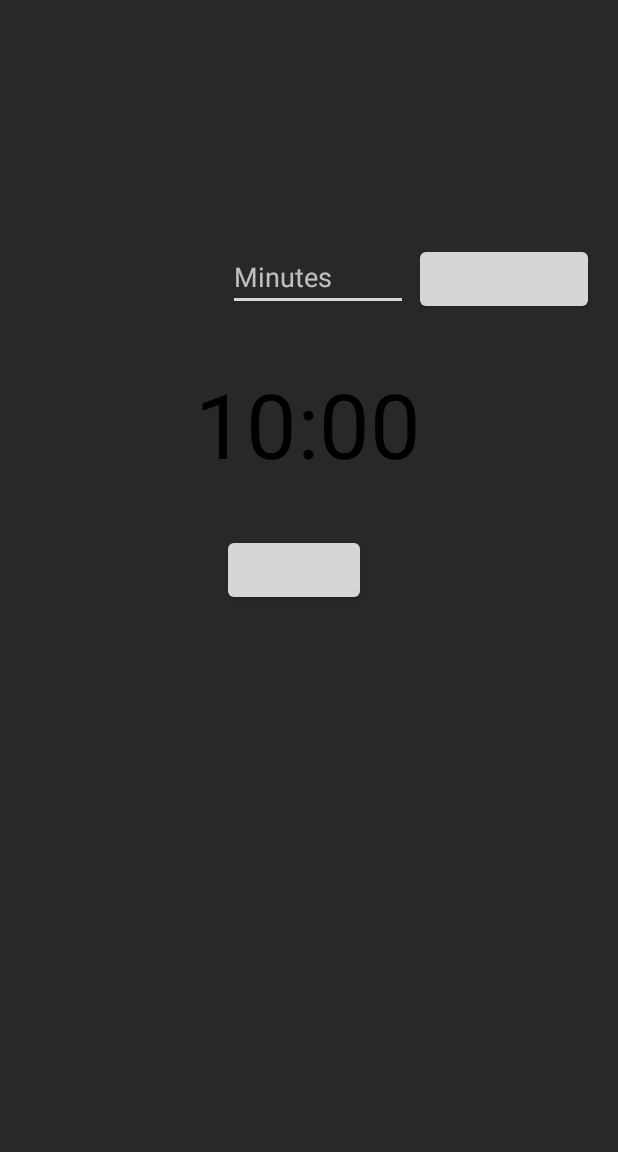
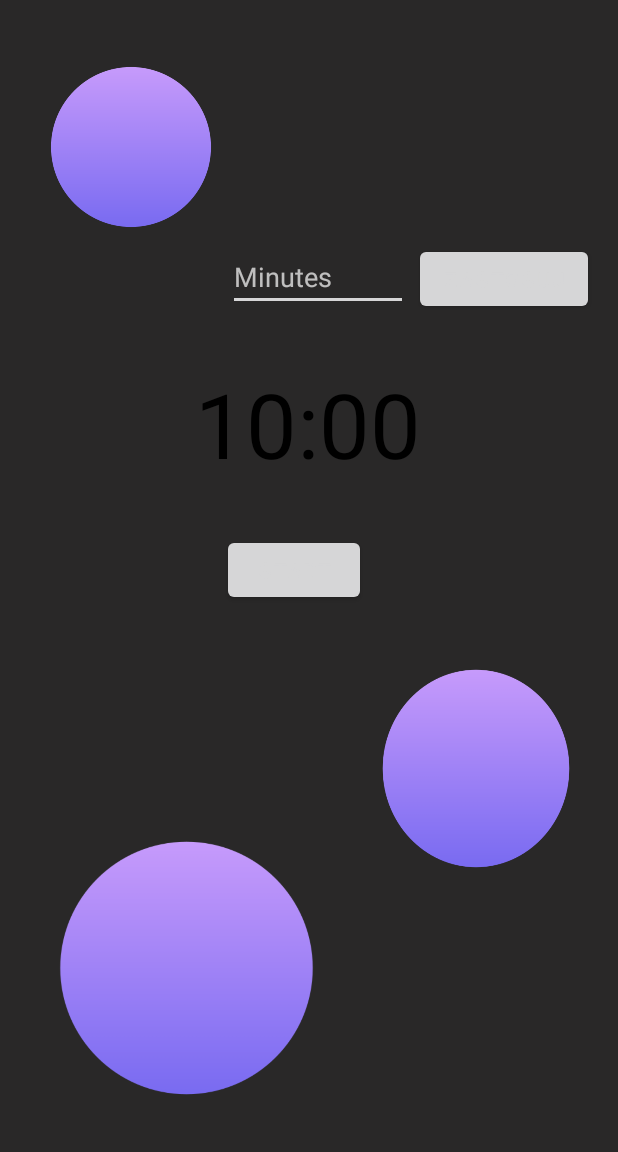
Before and after one commit to kk11218/Aplikacja-Survivalowa, an Android app: the Tajmer screen opened directly, with no data from a screen before it, on a phone screen of 412 x 824 dp, the part 84-1236 px from its top. Run offline under Robolectric (Android 15) with nearby library versions, the phone set to English and light mode, and no system bars.

Commit message:
tajmer 1.2

```diff
--- a/app/src/main/res/layout/activity_tajmer.xml
+++ b/app/src/main/res/layout/activity_tajmer.xml
@@ -80,4 +80,38 @@
         app:layout_constraintStart_toEndOf="@+id/button_start_pause"
         tools:visibility="visible" />
 
+    <ImageView
+        android:id="@+id/imageView2"
+        android:layout_width="149dp"
+        android:layout_height="158dp"
+        android:layout_marginEnd="20dp"
+        android:scaleType="fitXY"
+        app:layout_constraintBottom_toBottomOf="parent"
+        app:layout_constraintEnd_toEndOf="parent"
+        app:layout_constraintTop_toTopOf="parent"
+        app:layout_constraintVertical_bias="0.71"
+        app:srcCompat="@drawable/round" />
+
+    <ImageView
+        android:id="@+id/imageView3"
+        android:layout_width="128dp"
+        android:layout_height="137dp"
+        app:layout_constraintBottom_toBottomOf="parent"
+        app:layout_constraintEnd_toEndOf="parent"
+        app:layout_constraintHorizontal_bias="0.081"
+        app:layout_constraintStart_toStartOf="parent"
+        app:layout_constraintTop_toTopOf="parent"
+        app:layout_constraintVertical_bias="0.047"
+        app:srcCompat="@drawable/round" />
+
+    <ImageView
+        android:id="@+id/imageView4"
+        android:layout_width="202dp"
+        android:layout_height="245dp"
+        app:layout_constraintBottom_toBottomOf="parent"
+        app:layout_constraintEnd_toEndOf="parent"
+        app:layout_constraintHorizontal_bias="0.11"
+        app:layout_constraintStart_toStartOf="parent"
+        app:srcCompat="@drawable/round" />
+
 </androidx.constraintlayout.widget.ConstraintLayout>
```
Also changed, not shown: app/src/main/res/drawable/round.png (added).
